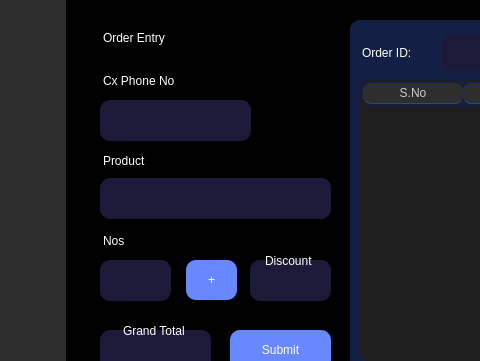
Old version of the form assets/uiux/rma.ui in the repository JinxSeven/retail-manager-lite; both pictures show x 0 to 480 and y 201 to 562 of the 988 by 725 pixel window.
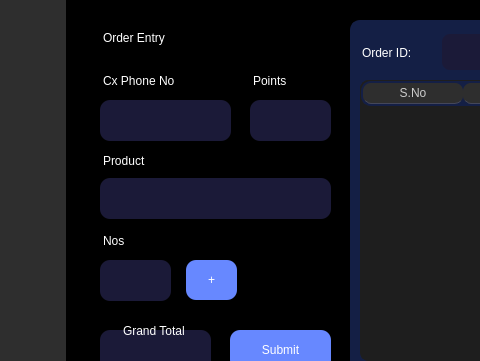
New version of the form. Icons and pictures are not drawn.

```diff
--- a/assets/uiux/rma.ui
+++ b/assets/uiux/rma.ui
@@ -573,7 +573,7 @@
        <rect>
         <x>53</x>
         <y>210</y>
-        <width>151</width>
+        <width>121</width>
         <height>41</height>
        </rect>
       </property>
@@ -591,7 +591,7 @@
        <rect>
         <x>50</x>
         <y>250</y>
-        <width>151</width>
+        <width>131</width>
         <height>41</height>
        </rect>
       </property>
@@ -985,7 +985,7 @@
       <property name="geometry">
        <rect>
         <x>200</x>
-        <y>410</y>
+        <y>250</y>
         <width>81</width>
         <height>41</height>
        </rect>
@@ -1001,24 +1001,6 @@
        <string/>
       </property>
      </widget>
-     <widget class="QLabel" name="label_9">
-      <property name="geometry">
-       <rect>
-        <x>215</x>
-        <y>403</y>
-        <width>51</width>
-        <height>16</height>
-       </rect>
-      </property>
-      <property name="styleSheet">
-       <string notr="true">background-color:rgba(255, 255, 255, 0);
-font: 8pt &quot;Poppins&quot;;
-color: white;</string>
-      </property>
-      <property name="text">
-       <string>Discount</string>
-      </property>
-     </widget>
      <widget class="QLabel" name="grandTotalDsp">
       <property name="geometry">
        <rect>
@@ -1089,6 +1071,24 @@
        <string>+</string>
       </property>
      </widget>
+     <widget class="QLabel" name="cxPhoneNumLable_2">
+      <property name="geometry">
+       <rect>
+        <x>203</x>
+        <y>210</y>
+        <width>71</width>
+        <height>41</height>
+       </rect>
+      </property>
+      <property name="styleSheet">
+       <string notr="true">background-color:rgba(255, 255, 255, 0);
+font: 63 11pt &quot;Poppins SemiBold&quot;;
+color: white</string>
+      </property>
+      <property name="text">
+       <string>Points</string>
+      </property>
+     </widget>
      <zorder>columnView_3</zorder>
      <zorder>columnView_4</zorder>
      <zorder>navOrderEntry1</zorder>
@@ -1108,11 +1108,11 @@
      <zorder>prodOrdNameSel</zorder>
      <zorder>order_id_2</zorder>
      <zorder>lineEdit</zorder>
-     <zorder>label_9</zorder>
      <zorder>grandTotalDsp</zorder>
      <zorder>label_3</zorder>
      <zorder>prodOrdInfoLbl</zorder>
      <zorder>addToBillBtn</zorder>
+     <zorder>cxPhoneNumLable_2</zorder>
     </widget>
     <widget class="QWidget" name="tab_5">
      <attribute name="title">
```
